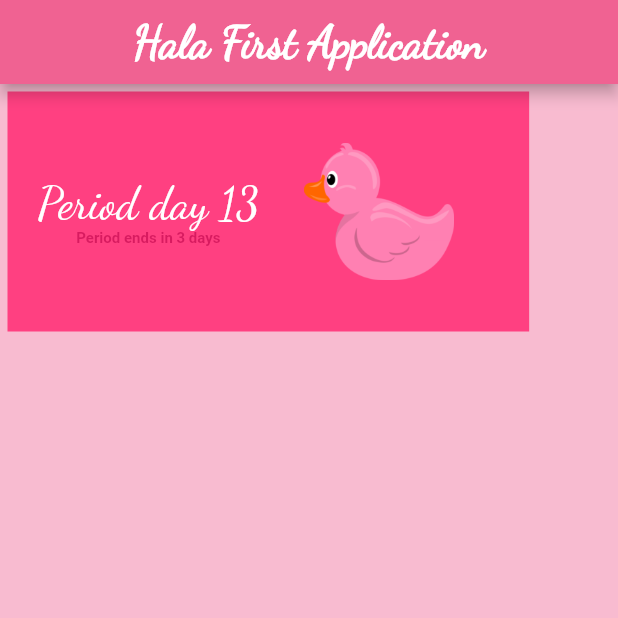
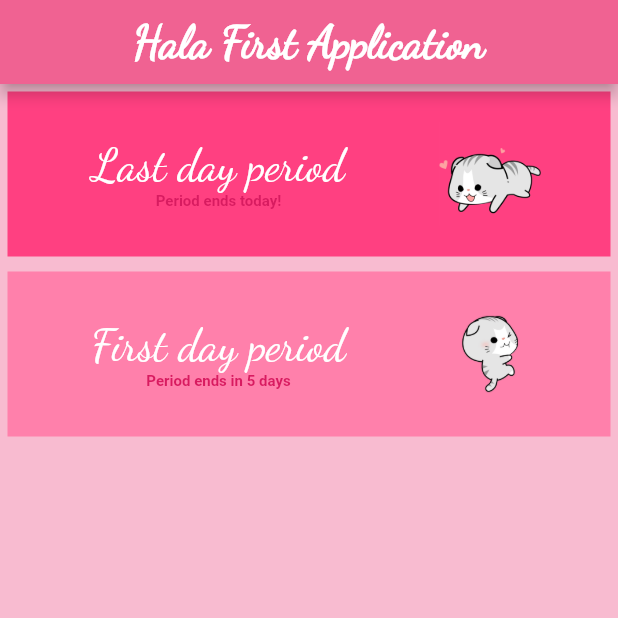
Before and after one commit to HalaJah/FlutterLearningJourney, a Flutter app: the screen it shows after launch, on a phone screen of 412 x 824 dp, the top half of it. Run offline on Flutter 3.47's test engine with Material 2 defaults, Android fonts, the phone set to English and light mode, and no system bars.

Commit message:
Expanded Widgets

```diff
--- a/flutter_application_1/lib/main.dart
+++ b/flutter_application_1/lib/main.dart
@@ -30,17 +30,18 @@ class Home extends StatelessWidget
   child: Column(
     mainAxisAlignment: MainAxisAlignment.start,
     children: <Widget>[
-      Row(
-        children: <Widget>[
       Container(
         color: Colors.pinkAccent[200],
         padding: EdgeInsets.all(20.0),
         margin: EdgeInsets.all(5.0),
-            child: Row(children: <Widget> [
-
-              Column(children: <Widget> [
+        child: Row(
+          children: <Widget>[
+            Expanded(
+              flex: 4,
+              child: Column(
+                children: <Widget>[
                   Text(
-                  'Period day 13',
+                    'Last day period',
                     style: TextStyle(
                       color: Colors.white,
                       fontSize: 30.0,
@@ -48,42 +49,72 @@ class Home extends StatelessWidget
                     ),
                   ),
                   Text(
-                  'Period ends in 3 days',
+                    'Period ends today!',
                     style: TextStyle(
                       color: Colors.pink[600],
                       fontSize: 10.0,
                       fontWeight: FontWeight.bold,
-                  ),)
-              ],),
-
-
-                Container(
-                  margin: EdgeInsets.symmetric(horizontal: 30.0, vertical: 10.0),
-                  child: Image.asset(
-                   'assets/images/duck.png',
-                    width: 100.0,
-                    height: 100.0,
+                    ),
+                  )
+                ],
               ),
             ),
-
-
-
-
-
-
-
-
-
-
-            ],)
-
+            Expanded(
+              flex: 2,
+              child: Image.asset(
+                'assets/images/cat2.png',
+                width: 70.0,
+                height: 70.0,
               ),
-
-        ],
             ),
           ],
         ),
       ),
+
+      Container(
+        color: Colors.pinkAccent[100],
+        padding: EdgeInsets.all(20.0),
+        margin: EdgeInsets.all(5.0),
+        child: Row(
+          children: <Widget>[
+            Expanded(
+              flex: 4,
+              child: Column(
+                children: <Widget>[
+                  Text(
+                    'First day period',
+                    style: TextStyle(
+                      color: Colors.white,
+                      fontSize: 30.0,
+                      fontFamily: 'DancingScript',
+                    ),
+                  ),
+                  Text(
+                    'Period ends in 5 days',
+                    style: TextStyle(
+                      color: Colors.pink[600],
+                      fontSize: 10.0,
+                      fontWeight: FontWeight.bold,
+                    ),
+                  )
+                ],
+              ),
+            ),
+            Expanded(
+              flex: 2,
+              child: Image.asset(
+                'assets/images/cat3.png',
+                width: 70.0,
+                height: 70.0,
+              ),
+            ),
+          ],
+        ),
+      ),
+    ],
+  ),
+),
+
 );
 
 
```
Also changed, not shown: flutter_application_1/assets/images/cat.png (added), flutter_application_1/assets/images/cat2.png (added), flutter_application_1/assets/images/cat3.png (added). Lines whose indentation alone changed are shown as unchanged.
